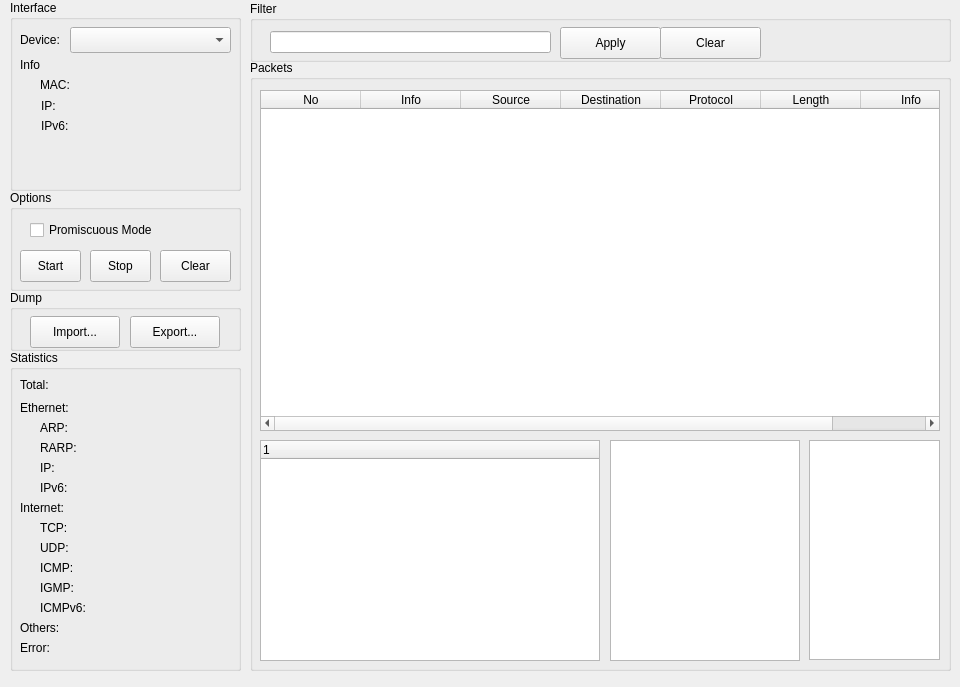
Above: QSniffer.ui from futureer/QSniffer before the change. Below: the same form after it.
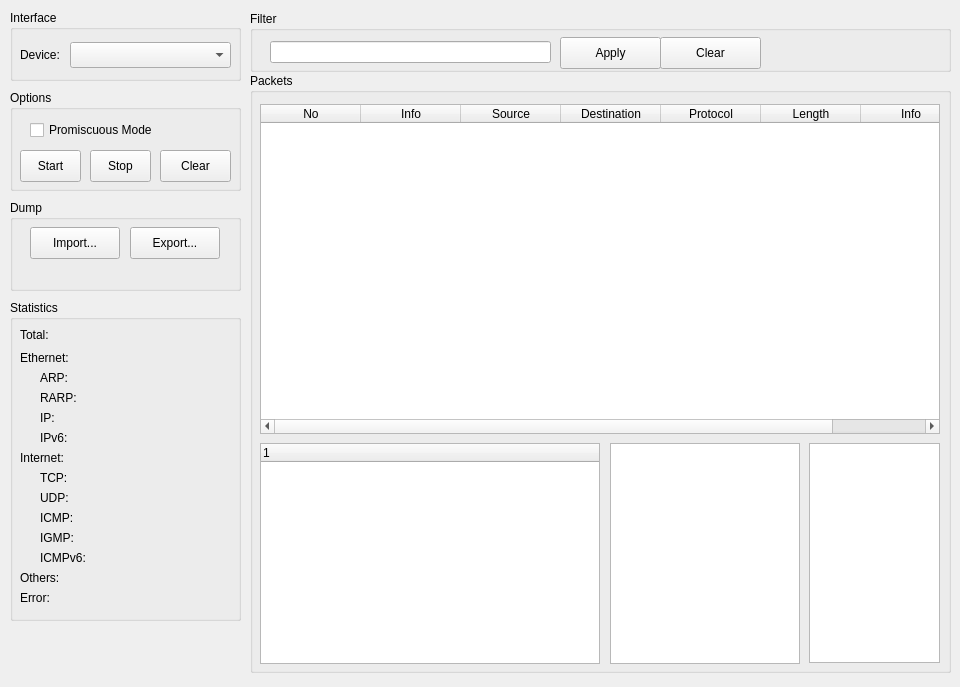
That is the form after the change.

Patch:
```diff
--- a/QSniffer.ui
+++ b/QSniffer.ui
@@ -18,9 +18,9 @@
     <property name="geometry">
      <rect>
       <x>250</x>
-      <y>60</y>
+      <y>73</y>
       <width>701</width>
-      <height>611</height>
+      <height>600</height>
      </rect>
     </property>
     <property name="title">
@@ -30,9 +30,9 @@
      <property name="geometry">
       <rect>
        <x>10</x>
-       <y>30</y>
+       <y>31</y>
        <width>680</width>
-       <height>341</height>
+       <height>330</height>
       </rect>
      </property>
      <property name="sizePolicy">
@@ -93,7 +93,7 @@
      <property name="geometry">
       <rect>
        <x>10</x>
-       <y>380</y>
+       <y>370</y>
        <width>340</width>
        <height>221</height>
       </rect>
@@ -108,7 +108,7 @@
      <property name="geometry">
       <rect>
        <x>360</x>
-       <y>380</y>
+       <y>370</y>
        <width>190</width>
        <height>221</height>
       </rect>
@@ -118,7 +118,7 @@
      <property name="geometry">
       <rect>
        <x>559</x>
-       <y>380</y>
+       <y>370</y>
        <width>131</width>
        <height>220</height>
       </rect>
@@ -129,7 +129,7 @@
     <property name="geometry">
      <rect>
       <x>250</x>
-      <y>1</y>
+      <y>11</y>
       <width>701</width>
       <height>61</height>
      </rect>
@@ -191,9 +191,9 @@
     <property name="geometry">
      <rect>
       <x>10</x>
-      <y>0</y>
+      <y>10</y>
       <width>231</width>
-      <height>191</height>
+      <height>71</height>
      </rect>
     </property>
     <property name="title">
@@ -203,7 +203,7 @@
      <property name="geometry">
       <rect>
        <x>10</x>
-       <y>30</y>
+       <y>35</y>
        <width>51</width>
        <height>20</height>
       </rect>
@@ -216,135 +216,18 @@
      <property name="geometry">
       <rect>
        <x>60</x>
-       <y>27</y>
+       <y>32</y>
        <width>161</width>
        <height>26</height>
       </rect>
      </property>
     </widget>
-    <widget class="QLabel" name="descLabel">
-     <property name="geometry">
-      <rect>
-       <x>10</x>
-       <y>57</y>
-       <width>81</width>
-       <height>16</height>
-      </rect>
-     </property>
-     <property name="text">
-      <string>Info</string>
-     </property>
-    </widget>
-    <widget class="QLabel" name="macLabel">
-     <property name="geometry">
-      <rect>
-       <x>30</x>
-       <y>77</y>
-       <width>34</width>
-       <height>16</height>
-      </rect>
-     </property>
-     <property name="text">
-      <string>MAC: </string>
-     </property>
-    </widget>
-    <widget class="QLabel" name="macContentLabel">
-     <property name="geometry">
-      <rect>
-       <x>72</x>
-       <y>77</y>
-       <width>150</width>
-       <height>16</height>
-      </rect>
-     </property>
-     <property name="text">
-      <string/>
-     </property>
-    </widget>
-    <widget class="QLabel" name="ipAddrLabel">
-     <property name="geometry">
-      <rect>
-       <x>31</x>
-       <y>98</y>
-       <width>21</width>
-       <height>16</height>
-      </rect>
-     </property>
-     <property name="text">
-      <string>IP:</string>
-     </property>
-    </widget>
-    <widget class="QLabel" name="ipAddressLabel">
-     <property name="geometry">
-      <rect>
-       <x>72</x>
-       <y>98</y>
-       <width>150</width>
-       <height>16</height>
-      </rect>
-     </property>
-     <property name="text">
-      <string/>
-     </property>
-    </widget>
-    <widget class="QLabel" name="ipv6AddrLabel">
-     <property name="geometry">
-      <rect>
-       <x>31</x>
-       <y>118</y>
-       <width>31</width>
-       <height>16</height>
-      </rect>
-     </property>
-     <property name="text">
-      <string>IPv6:</string>
-     </property>
-    </widget>
-    <widget class="QLabel" name="ipv6Address1Label">
-     <property name="geometry">
-      <rect>
-       <x>72</x>
-       <y>118</y>
-       <width>150</width>
-       <height>16</height>
-      </rect>
-     </property>
-     <property name="text">
-      <string/>
-     </property>
-    </widget>
-    <widget class="QLabel" name="ipv6Address2Label">
-     <property name="geometry">
-      <rect>
-       <x>72</x>
-       <y>139</y>
-       <width>150</width>
-       <height>16</height>
-      </rect>
-     </property>
-     <property name="text">
-      <string/>
-     </property>
-    </widget>
-    <widget class="QLabel" name="ipv6Address3Label">
-     <property name="geometry">
-      <rect>
-       <x>72</x>
-       <y>159</y>
-       <width>150</width>
-       <height>16</height>
-      </rect>
-     </property>
-     <property name="text">
-      <string/>
-     </property>
-    </widget>
    </widget>
    <widget class="QGroupBox" name="optGroupBox">
     <property name="geometry">
      <rect>
       <x>10</x>
-      <y>190</y>
+      <y>90</y>
       <width>231</width>
       <height>101</height>
      </rect>
@@ -409,7 +292,7 @@
     <property name="geometry">
      <rect>
       <x>10</x>
-      <y>350</y>
+      <y>300</y>
       <width>231</width>
       <height>321</height>
      </rect>
@@ -760,9 +643,9 @@
     <property name="geometry">
      <rect>
       <x>10</x>
-      <y>290</y>
+      <y>200</y>
       <width>231</width>
-      <height>61</height>
+      <height>91</height>
      </rect>
     </property>
     <property name="title">
@@ -772,7 +655,7 @@
      <property name="geometry">
       <rect>
        <x>20</x>
-       <y>26</y>
+       <y>27</y>
        <width>90</width>
        <height>32</height>
       </rect>
@@ -785,7 +668,7 @@
      <property name="geometry">
       <rect>
        <x>120</x>
-       <y>26</y>
+       <y>27</y>
        <width>90</width>
        <height>32</height>
       </rect>
@@ -794,6 +677,19 @@
       <string>Export...</string>
      </property>
     </widget>
+    <widget class="QLabel" name="dumpLabel">
+     <property name="geometry">
+      <rect>
+       <x>10</x>
+       <y>60</y>
+       <width>210</width>
+       <height>16</height>
+      </rect>
+     </property>
+     <property name="text">
+      <string/>
+     </property>
+    </widget>
    </widget>
   </widget>
  </widget>
```
